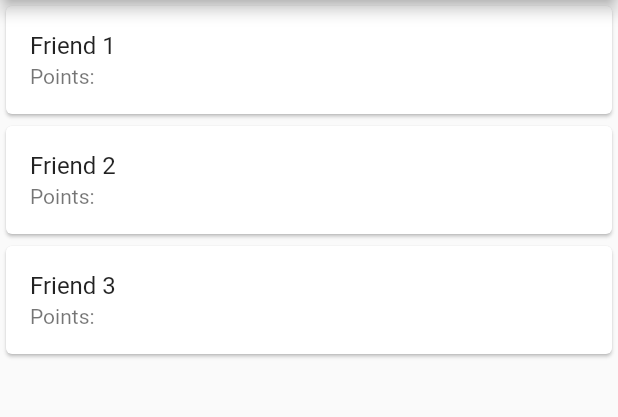
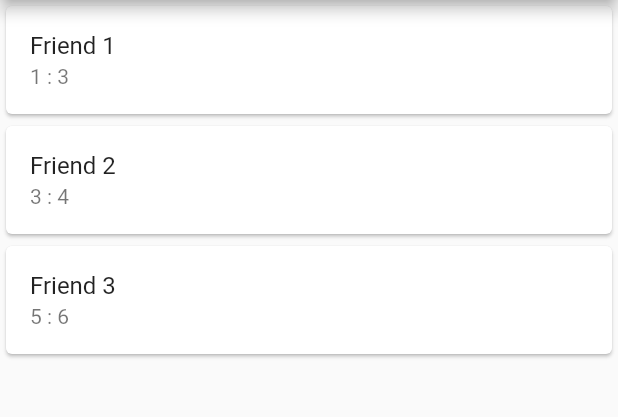
Before and after one commit to Alexandria213/Network-Effect, a Flutter app: the screen it shows after launch, after a tap on "Potential Scoring", on a phone screen of 412 x 824 dp, the part 84-501 px from its top. Run offline on Flutter 3.47's test engine with Material 2 defaults, Android fonts, the light colour scheme and no system bars; our stand-ins replace chat_bubbles, firebase_storage, image_picker, permission_handler; missing offline and left inert: mutex, network_info_plus; accounts and stored records are empty.

Commit message:
Update Scoring and fix dropdown button
Added comments for future potential fixes

```diff
--- a/ispy_game/lib/friends.dart
+++ b/ispy_game/lib/friends.dart
@@ -6,17 +6,21 @@ import 'package:flutter/material.dart';
 import 'package:flutter/services.dart';
 import 'package:mutex/mutex.dart';
 
+import 'scoring.dart';
+
 const int ourPort = 8888;
 final m = Mutex();
 
 class Friends extends Iterable<String> {
   Map<String, Friend> _names2Friends = {};
   Map<String, Friend> _ips2Friends = {};
+  final Scoring score = Scoring();
 
   void add(String name, String ip) {
     Friend f = Friend(ipAddr: ip, name: name);
     _names2Friends[name] = f;
     _ips2Friends[ip] = f;
+    score.friends.add(name);
   }
 
   String? ipAddr(String? name) => _names2Friends[name]?.ipAddr;
--- a/ispy_game/lib/home_screen.dart
+++ b/ispy_game/lib/home_screen.dart
@@ -36,7 +36,7 @@ class _HomeState extends State<Home> {
                 onPressed: () {
                   Navigator.of(context).push(
                     MaterialPageRoute(
-                      builder: (context) => const Scoring(),
+                      builder: (context) => Scoring(),
                     ),
                   );
                 },
--- a/ispy_game/lib/image_selection_screen.dart
+++ b/ispy_game/lib/image_selection_screen.dart
@@ -8,7 +8,7 @@ class SelectImageScreen extends StatelessWidget {
 
   void _handleURLButtonPress(BuildContext context, var type) {
     Navigator.push(context,
-        MaterialPageRoute(builder: (context) => const SendImageScreen()));
+        MaterialPageRoute(builder: (context) => SendImageScreen(type)));
   }
 
   @override
--- a/ispy_game/lib/scoring.dart
+++ b/ispy_game/lib/scoring.dart
@@ -1,20 +1,22 @@
 import 'package:flutter/material.dart';
-import 'package:ispy_game/server.dart';
-
-import 'package:ispy_game/friends.dart';
 
 class Scoring extends StatefulWidget {
-  const Scoring({super.key});
+  Scoring({super.key});
+
+  //names and scores
+  List<String> friends = ["Friend 1", "Friend 2", "Friend 3"];
+  Map subtitles = {1: 3, 3: 4, 5: 6};
+
+  int index(String friend) {
+    return friends.indexOf(friend);
+  }
 
   @override
   _ScoringState createState() => _ScoringState();
 }
 
 class _ScoringState extends State<Scoring> {
-  //names and scores
-  List<String> titles = ["Friend 1", "Friend 2", "Friend 3"];
-  final subtitles = ["Points:", "Points:", "Points:"];
-
+  Scoring score = Scoring();
   @override
   Widget build(BuildContext context) {
     return Scaffold(
@@ -22,16 +24,20 @@ class _ScoringState extends State<Scoring> {
         title: const Text("Eye Spy"),
       ),
       body: ListView.builder(
-        itemCount: titles.length,
+        itemCount: score.friends.length,
         itemBuilder: (context, index) {
           return Card(
             key: const Key("CircleCard"),
             child: ListTile(
-              onTap: () {
-                //setState();
-              },
-              title: Text(titles[index]),
-              subtitle: Text(subtitles[index]),
+              onTap: () {},
+              title: Text(score.friends[index]),
+              subtitle: Row(
+                children: [
+                  Text(score.subtitles.keys.elementAt(index).toString()),
+                  const Text(" : "),
+                  Text(score.subtitles.values.elementAt(index).toString()),
+                ],
+              ),
             ),
           );
         },
```
Also changed, not shown: ispy_game/lib/game_chat.dart (+18 -9 lines), ispy_game/lib/send_image_screen.dart (+10 -6 lines), ispy_game/pubspec.lock, 1 other file.
